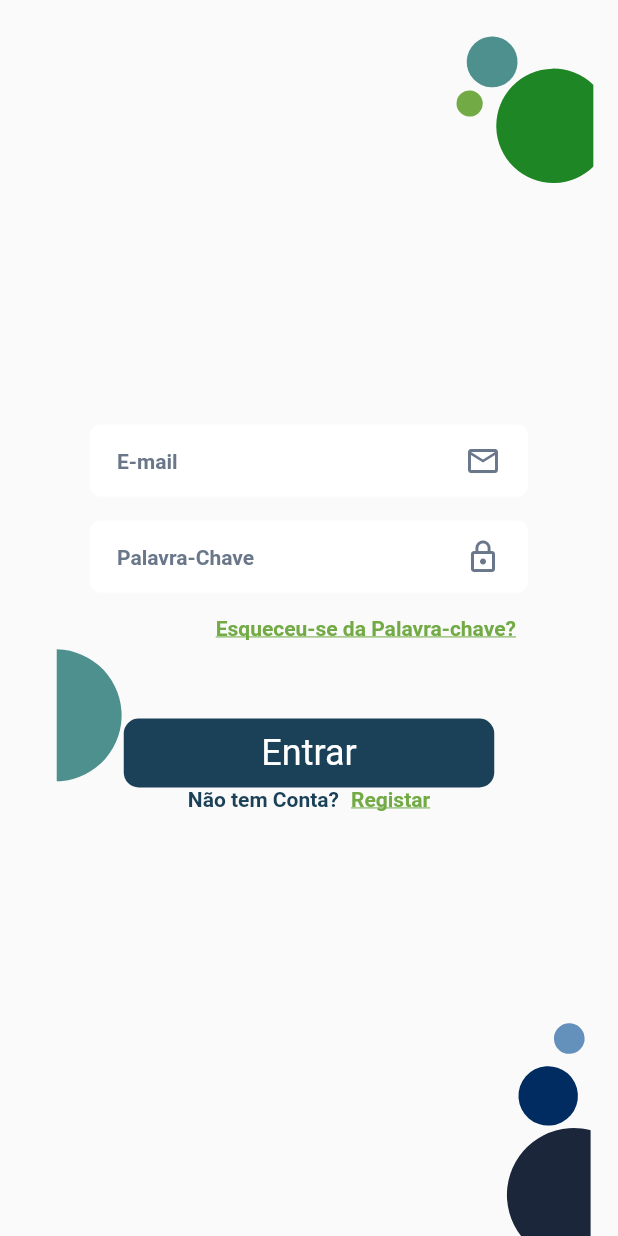
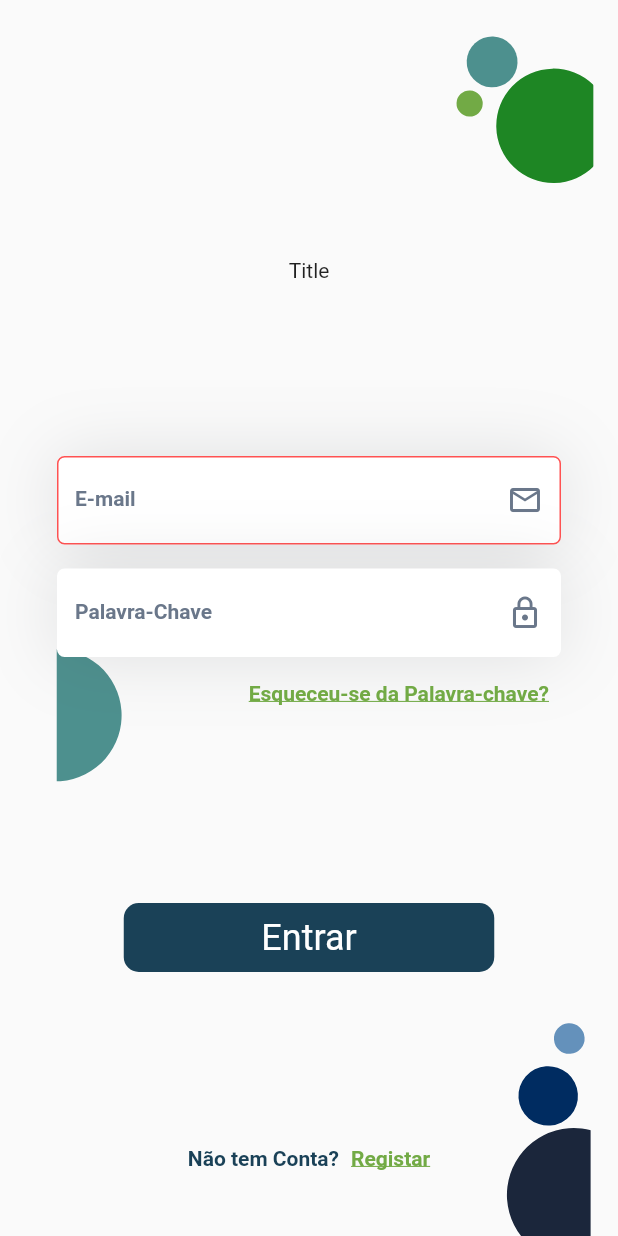
Before and after one commit to BeatEcoprove/beat_ecoprove_mobile, a Flutter app: the screen it shows after launch, on a phone screen of 412 x 824 dp. Run offline on Flutter 3.47's test engine with Material 2 defaults, Android fonts, the phone set to English and light mode, and no system bars; our stand-ins replace flutter_svg, get_it.

Commit message:
Add Login View

```diff
--- /dev/null
+++ b/lib/auth/dependency_injection.dart
@@ -0,0 +1,12 @@
+import 'package:beat_ecoprove/auth/domain/use-cases/login_use_case.dart';
+import 'package:beat_ecoprove/auth/services/authentication_service.dart';
+import 'package:beat_ecoprove/dependency_injection.dart';
+
+extension AuthDependencyInjection on DependencyInjection {
+  void addAuth() {
+    AuthenticationService authenticationService = AuthenticationService();
+
+    locator.registerFactory(() => authenticationService);
+    locator.registerFactory(() => LoginUseCase(authenticationService));
+  }
+}
--- a/lib/auth/domain/use-cases/login_use_case.dart
+++ b/lib/auth/domain/use-cases/login_use_case.dart
@@ -3,16 +3,14 @@ import 'package:beat_ecoprove/auth/contracts/login_request.dart';
 import 'package:beat_ecoprove/auth/services/authentication_service.dart';
 import 'package:beat_ecoprove/core/use_case.dart';
 
-class LoginUseCase extends UseCase<LoginRequest, Future<AuthResult>> {
+class LoginUseCase implements UseCase<LoginRequest, Future<AuthResult>> {
   final AuthenticationService _authenticationService;
 
-  LoginUseCase({required AuthenticationService authenticationService})
-      : _authenticationService = authenticationService;
+  LoginUseCase(this._authenticationService);
 
   @override
   Future<AuthResult> handle(LoginRequest request) async {
-    await _authenticationService.login(request.email, request.password);
-
+    _authenticationService.login(request.email, request.password);
     return AuthResult("", "");
   }
 }
--- a/lib/auth/presentation/login/login_form.dart
+++ b/lib/auth/presentation/login/login_form.dart
@@ -1,29 +1,46 @@
 import 'package:beat_ecoprove/core/widgets/formated_button.dart';
 import 'package:beat_ecoprove/core/widgets/formated_text_field.dart';
 import 'package:beat_ecoprove/core/config/global.dart';
+import 'package:beat_ecoprove/core/widgets/formatted_text_field_type.dart';
 import 'package:flutter/material.dart';
 
 class LoginForm extends StatelessWidget {
+  static const double _topPadding = 172;
+  static const double _bottomPadding = 44;
+  static const double _horizontalPadding = 38;
+
   const LoginForm({
     super.key,
   });
 
   @override
   Widget build(BuildContext context) {
-    return const SingleChildScrollView(
-      child: Column(
+    return SingleChildScrollView(
+        child: Padding(
+      padding: const EdgeInsets.only(
+          left: _horizontalPadding,
+          right: _horizontalPadding,
+          top: _topPadding,
+          bottom: _bottomPadding),
+      child: ConstrainedBox(
+        constraints: BoxConstraints(minHeight: _calculateScreenHeight(context)),
+        child: const Column(
+            mainAxisAlignment: MainAxisAlignment.spaceBetween,
             children: [
-          // Title
-          Flexible(child: Spacer()),
-          FormatedTextField(
+              // title
+              Text("Title"),
+              Column(
+                children: [
+                  FormattedTextField(
+                    fieldType: FormattedTextFieldType.error,
                     hintText: "E-mail",
                     leftIcon: Icon(
                       Icons.email_outlined,
-              color: AppColor.widgetSecondary,
                     ),
                   ),
                   SizedBox(height: 16),
-          FormatedTextField(
+                  FormattedTextField(
+                    isPassword: true,
                     hintText: "Palavra-Chave",
                     leftIcon: Icon(
                       Icons.lock_outline,
@@ -33,18 +50,17 @@ class LoginForm extends StatelessWidget {
                   Align(
                     alignment: Alignment.centerRight,
                     child: Padding(
-              padding: EdgeInsets.symmetric(vertical: 16, horizontal: 8),
+                      padding:
+                          EdgeInsets.symmetric(vertical: 16, horizontal: 8),
                       child: Text("Esqueceu-se da Palavra-chave?",
                           style: AppText.underlineStyle),
                     ),
                   ),
-          SizedBox(
-            height: 36,
+                ],
               ),
-          FormatedButton(
+              FormattedButton(
                 content: "Entrar",
               ),
-          Flexible(child: Spacer()),
               // Footer
               Center(
                 child: Row(
@@ -57,12 +73,16 @@ class LoginForm extends StatelessWidget {
                     Text(
                       "Registar",
                       style: AppText.underlineStyle,
-                )
+                    ),
                   ],
                 ),
               )
-        ],
+            ]),
       ),
-    );
+    ));
+  }
+
+  double _calculateScreenHeight(BuildContext context) {
+    return MediaQuery.of(context).size.height - (_topPadding + _bottomPadding);
   }
 }
--- a/lib/auth/presentation/login/login_view.dart
+++ b/lib/auth/presentation/login/login_view.dart
@@ -13,9 +13,8 @@ class LoginView extends StatefulWidget {
 class _LoginViewState extends State<LoginView> {
   @override
   Widget build(BuildContext context) {
-    return const ApplicationBackground(
-        content: Center(
-      child: Padding(padding: EdgeInsets.all(60), child: LoginForm()),
-    ));
+    return const ApplicationBackground(content: LoginForm());
   }
 }
+
+// Padding(padding: EdgeInsets.all(60), child:
--- a/lib/auth/presentation/login/login_view_model.dart
+++ b/lib/auth/presentation/login/login_view_model.dart
@@ -3,18 +3,36 @@ import 'package:beat_ecoprove/auth/domain/use-cases/login_use_case.dart';
 import 'package:flutter/material.dart';
 
 class LoginViewModel with ChangeNotifier {
+  late String _email;
+  late String _password;
+
   final LoginUseCase _loginUseCase;
 
   LoginViewModel(this._loginUseCase);
 
   handleLogin() async {
+    if (checkEmailAndPasswordLength) {
+      return;
+    }
+
     try {
-      await _loginUseCase
-          .handle(LoginRequest("diogoassuncao@ipvc.pt", "password"));
+      await _loginUseCase.handle(LoginRequest(_email, _password));
     } catch (e) {
-      print(e.toString());
+      debugPrint(e.toString());
     }
 
     notifyListeners();
   }
+
+  bool get checkEmailAndPasswordLength => _email.isEmpty && _password.isEmpty;
+
+  setEmail(String email) {
+    _email = email;
+    notifyListeners();
+  }
+
+  setPassword(String password) {
+    _password = password;
+    notifyListeners();
+  }
 }
--- a/lib/core/config/global.dart
+++ b/lib/core/config/global.dart
@@ -3,14 +3,27 @@ import 'package:flutter/material.dart';
 class AppColor {
   // Widget Colors
   static const Color widgetBackgroud = Color(0xFFFFFFFF);
-  static const Color widgetSecondary = Color.fromRGBO(106, 119, 138, 100);
-  static const Color buttonBackground = Color.fromRGBO(26, 65, 87, 100);
+  static const Color widgetSecondary = Color.fromRGBO(106, 119, 138, 1);
+  static const Color buttonBackground = Color.fromRGBO(26, 65, 87, 1);
 
-  static const Color primaryColor = Color.fromRGBO(114, 170, 69, 100);
-  static const Color darkColor = Color.fromARGB(0, 13, 192, 255);
+  static const Color primaryColor = Color.fromRGBO(114, 170, 69, 1);
+  static const Color darkColor = Color.fromARGB(26, 65, 192, 255);
+
+  static const Color shadowColor = Color.fromRGBO(66, 71, 76, 0.15);
+
+  static const BoxShadow defaultShadow = BoxShadow(
+    color: shadowColor,
+    blurRadius: 40,
+    spreadRadius: 0.0,
+  );
 }
 
 class AppText {
+  static const TextStyle title_1 = TextStyle(
+      color: AppColor.buttonBackground,
+      fontSize: title2,
+      fontWeight: FontWeight.bold);
+
   // Widget Colors
   static const double title1 = 32;
   static const double title2 = 24;
--- a/lib/core/widgets/formated_button.dart
+++ b/lib/core/widgets/formated_button.dart
@@ -1,7 +1,7 @@
 import 'package:beat_ecoprove/core/config/global.dart';
 import 'package:flutter/material.dart';
 
-class FormatedButton extends StatelessWidget {
+class FormattedButton extends StatelessWidget {
   static const double defaultHeight = 46;
   static const double defaultWidth = 247;
   static const Radius defaultRadius = Radius.circular(10);
@@ -9,7 +9,7 @@ class FormatedButton extends StatelessWidget {
   final String content;
   final double height;
 
-  const FormatedButton(
+  const FormattedButton(
       {required this.content, this.height = defaultHeight, Key? key})
       : super(key: key);
 
--- a/lib/core/widgets/formated_text_field.dart
+++ b/lib/core/widgets/formated_text_field.dart
@@ -1,46 +1,101 @@
 import 'package:beat_ecoprove/core/config/global.dart';
 import 'package:flutter/material.dart';
 
-class FormatedTextField extends StatelessWidget {
+import 'formatted_text_field_type.dart';
+
+class FormattedTextField extends StatefulWidget {
+  final FormattedTextFieldType fieldType;
+  final bool isPassword;
   final String hintText;
   final Icon leftIcon;
+  final String errorMessage;
 
-  const FormatedTextField(
-      {this.hintText = 'Default Value', required this.leftIcon, Key? key})
-      : super(key: key);
+  const FormattedTextField({
+    this.fieldType = FormattedTextFieldType.normal,
+    this.hintText = 'Default Value',
+    this.isPassword = false,
+    this.errorMessage = '', // errorMessage is now optional
+    required this.leftIcon,
+    Key? key,
+  }) : super(key: key);
 
-  // constantes
-  static const double edgeSize = 7;
-  static const double horizontalPadding = 18;
-  static const double verticalPadding = 0;
+  @override
+  FormattedTextFieldState createState() => FormattedTextFieldState();
+}
 
-  static const Color iconColor = Color.fromARGB(0, 13, 192, 255);
+class FormattedTextFieldState extends State<FormattedTextField> {
+  static const Radius borderRadius = Radius.circular(5);
+
+  bool isFocus = false;
+
+  OutlineInputBorder getInputBorder() {
+    bool isDefault = isFocus;
+
+    return OutlineInputBorder(
+      borderRadius: const BorderRadius.all(borderRadius),
+      borderSide: BorderSide(
+          color:
+              isDefault ? widget.fieldType.focusColor : widget.fieldType.color),
+    );
+  }
 
   @override
   Widget build(BuildContext context) {
-    return Container(
-        padding: const EdgeInsets.symmetric(
-            horizontal: horizontalPadding, vertical: verticalPadding),
+    return Column(
+      children: [
+        Container(
             decoration: const BoxDecoration(
+              borderRadius: BorderRadius.all(borderRadius),
               color: AppColor.widgetBackgroud,
-            borderRadius: BorderRadius.all(Radius.circular(edgeSize))),
-        child: Row(
-          mainAxisSize: MainAxisSize.max,
-          children: [
-            Expanded(
+              boxShadow: [AppColor.defaultShadow],
+            ),
+            child: Focus(
+              onFocusChange: (hasFoucs) => {
+                setState(
+                  () {
+                    isFocus = hasFoucs;
+                  },
+                )
+              },
               child: TextField(
-                  cursorColor: AppColor.primaryColor,
+                obscureText: widget.isPassword,
+                cursorColor: widget.fieldType.focusColor,
                 decoration: InputDecoration(
-                    hintText: hintText,
-                    hintStyle: const TextStyle(
+                  labelText: widget.hintText,
+                  labelStyle: TextStyle(
                     fontSize: AppText.title5,
-                        color: AppColor.widgetSecondary,
-                        fontWeight: FontWeight.bold),
-                    border: InputBorder.none,
+                    color: colorizeOnFocus(),
+                    fontWeight: FontWeight.bold,
+                  ),
+                  focusedBorder: getInputBorder(),
+                  enabledBorder: getInputBorder(),
+                  suffixIcon: Icon(
+                    widget.leftIcon.icon,
+                    color: colorizeOnFocus(),
+                  ),
+                ),
+              ),
             )),
+        if (_isErrorType)
+          Padding(
+            padding: const EdgeInsets.only(left: 20, top: 10),
+            child: Align(
+              alignment: Alignment.centerLeft,
+              child: Text(
+                widget.errorMessage,
+                style: TextStyle(color: widget.fieldType.focusColor),
               ),
-            leftIcon
+            ),
+          )
       ],
-        ));
+    );
   }
+
+  bool get _isErrorType {
+    return widget.fieldType == FormattedTextFieldType.error &&
+        widget.errorMessage.isNotEmpty;
   }
+
+  Color colorizeOnFocus() =>
+      isFocus ? widget.fieldType.focusColor : AppColor.widgetSecondary;
+}
--- /dev/null
+++ b/lib/core/widgets/formatted_text_field_type.dart
@@ -0,0 +1,17 @@
+import 'package:beat_ecoprove/core/config/global.dart';
+import 'package:flutter/material.dart';
+
+enum FormattedTextFieldType implements Comparable<FormattedTextFieldType> {
+  normal(color: Colors.transparent, focusColor: AppColor.primaryColor),
+  error(color: Colors.redAccent, focusColor: Colors.redAccent);
+
+  final Color color;
+  final Color focusColor;
+
+  const FormattedTextFieldType({required this.color, required this.focusColor});
+
+  @override
+  int compareTo(FormattedTextFieldType other) {
+    throw UnimplementedError();
+  }
+}
--- a/lib/dependency_injection.dart
+++ b/lib/dependency_injection.dart
@@ -1,6 +1,10 @@
+import 'package:beat_ecoprove/auth/dependency_injection.dart';
 import 'package:get_it/get_it.dart';
 
-// dependency container
-final locator = GetIt.instance;
+class DependencyInjection {
+  final locator = GetIt.instance;
 
-void setupDIContainer() {}
+  void setupDIContainer() {
+    addAuth();
+  }
+}
--- a/lib/main.dart
+++ b/lib/main.dart
@@ -1,9 +1,10 @@
+import 'package:beat_ecoprove/auth/presentation/login/login_view.dart';
 import 'package:beat_ecoprove/dependency_injection.dart';
-import 'package:beat_ecoprove/auth/presentation/login/login_view.dart';
 import 'package:flutter/material.dart';
 
 void main() {
-  setupDIContainer();
+  // create di container
+  DependencyInjection().setupDIContainer();
   runApp(const MainApp());
 }
 
@@ -13,6 +14,7 @@ class MainApp extends StatelessWidget {
   @override
   Widget build(BuildContext context) {
     return const MaterialApp(
+      debugShowCheckedModeBanner: false,
       home: Scaffold(body: LoginView()),
     );
   }
```
Lines whose indentation alone changed are shown as unchanged.
